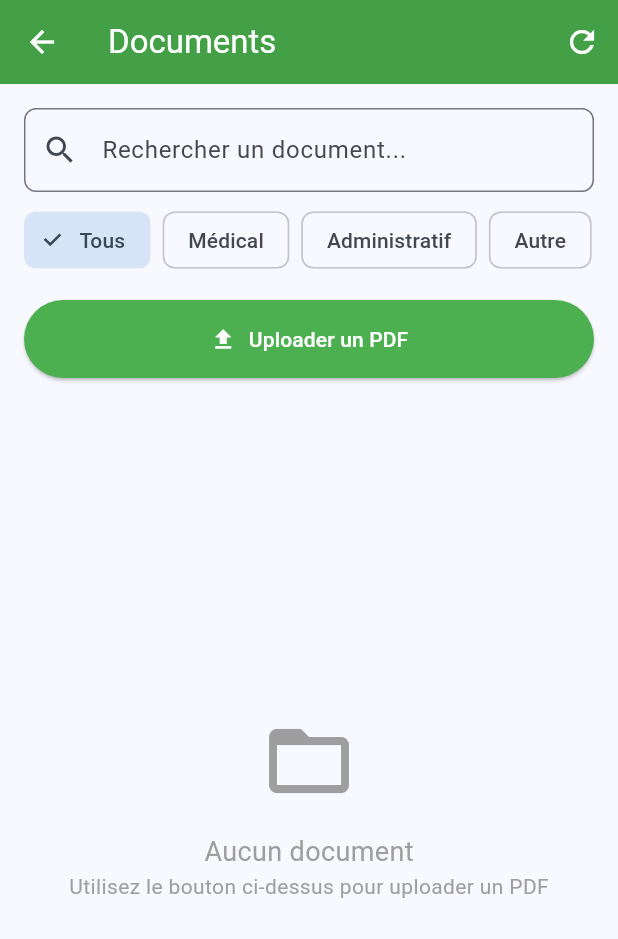
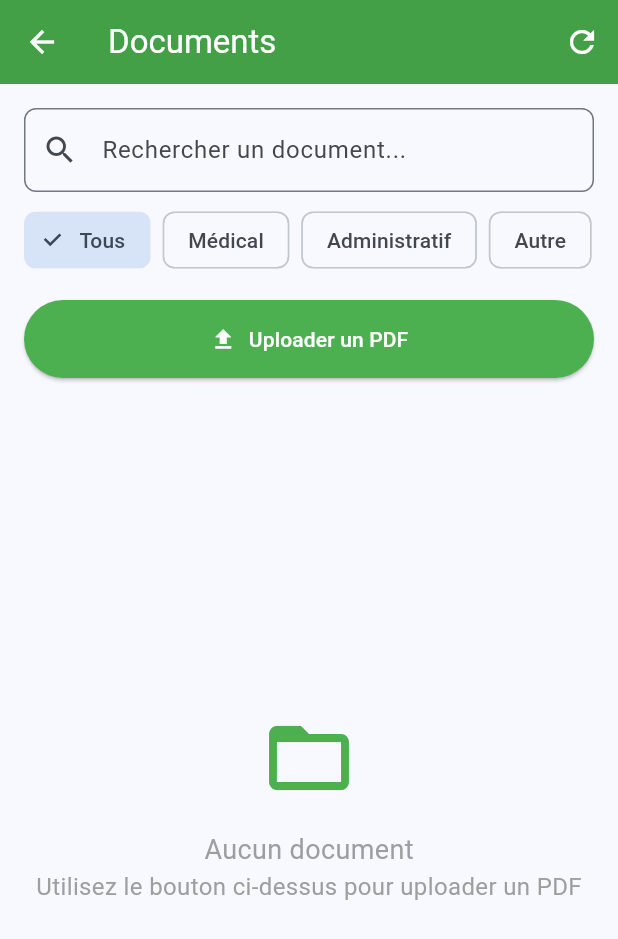
Before and after one commit to arkalia-luna-system/arkalia-cia, a Flutter app: the screen it shows after launch, after a tap on "Documents", on a phone screen of 412 x 824 dp. Shown: the top 939 px of the screen. Run offline on Flutter 3.47's test engine with Material 3 defaults, Android fonts, the phone set to English and light mode, and no system bars; our stand-ins replace connectivity_plus, file_picker, flutter_contacts, flutter_local_notifications, flutter_secure_storage, local_auth and 4 more; missing offline and left inert: device_calendar, encrypt; network calls fail.

Commit message:
feat: Améliorations UX finales + Audit complet 18 novembre 2025
- ✅ Modification titre 'Assistant Personnel' → 'Assistant Santé Personnel' avec sous-titre
- ✅ Colorisation icônes empty states (Documents=vert, Santé=rouge, Rappels=orange, Infos médicales=rouge)
- ✅ Augmentation tailles textes descriptifs à 16sp minimum (empty states, ARIA, settings)
- ✅ Augmentation fontSize subtitles boutons home de 12sp à 14sp
- ✅ Création audit complet détaillé (docs/AUDIT_COMPLET_18_NOVEMBRE_2025.md)
- ✅ Mise à jour RELEASE_CHECKLIST.md avec métriques et statut bugs critiques
- ✅ Mise à jour README.md avec statut production-ready 95%

Bugs critiques: Tous corrigés ✅
Production-Ready: 95% ✅

```diff
--- a/arkalia_cia/lib/screens/aria_screen.dart
+++ b/arkalia_cia/lib/screens/aria_screen.dart
@@ -227,7 +227,7 @@ class _ARIAScreenState extends State<ARIAScreen> {
             const Text(
               'ARKALIA ARIA est votre laboratoire de recherche santé personnel. '
               'Il vous permet de :',
-              style: TextStyle(fontSize: 14),
+              style: TextStyle(fontSize: 16),
             ),
             const SizedBox(height: 8),
             const Text(
@@ -235,7 +235,7 @@ class _ARIAScreenState extends State<ARIAScreen> {
               '• Analyser vos patterns avec l\'IA\n'
               '• Prédire les épisodes difficiles\n'
               '• Exporter vos données pour votre psychologue',
-              style: TextStyle(fontSize: 14),
+              style: TextStyle(fontSize: 16),
             ),
           ],
         ),
--- a/arkalia_cia/lib/screens/documents_screen.dart
+++ b/arkalia_cia/lib/screens/documents_screen.dart
@@ -421,7 +421,7 @@ class _DocumentsScreenState extends State<DocumentsScreen> {
                             Icon(
                               Icons.folder_open,
                               size: 64,
-                              color: Colors.grey,
+                              color: Colors.green,
                             ),
                             SizedBox(height: 16),
                             Text(
@@ -433,7 +433,10 @@ class _DocumentsScreenState extends State<DocumentsScreen> {
                             ),
                             Text(
                               'Utilisez le bouton ci-dessus pour uploader un PDF',
-                              style: TextStyle(color: Colors.grey),
+                              style: TextStyle(
+                                color: Colors.grey,
+                                fontSize: 16,
+                              ),
                             ),
                           ],
                         ),
--- a/arkalia_cia/lib/screens/home_page.dart
+++ b/arkalia_cia/lib/screens/home_page.dart
@@ -140,11 +140,20 @@ class _HomePageState extends State<HomePage> {
             else ...[
               // Titre principal
               const Text(
-                'Assistant Personnel',
+                'Assistant Santé Personnel',
                 style: TextStyle(
                   fontSize: 24,
                   fontWeight: FontWeight.bold,
                   color: Colors.blue,
+                ),
+              ),
+              const SizedBox(height: 4),
+              const Text(
+                'Votre santé au quotidien',
+                style: TextStyle(
+                  fontSize: 14,
+                  color: Colors.grey,
+                  fontStyle: FontStyle.italic,
                 ),
               ),
               const SizedBox(height: 16),
--- a/arkalia_cia/lib/screens/settings_screen.dart
+++ b/arkalia_cia/lib/screens/settings_screen.dart
@@ -178,7 +178,7 @@ class _SettingsScreenState extends State<SettingsScreen> {
                         ? Chip(
                             label: Text(
                               '${_lastSyncStats!['docs'] ?? 0} docs, ${_lastSyncStats!['reminders'] ?? 0} rappels, ${_lastSyncStats!['contacts'] ?? 0} contacts',
-                              style: const TextStyle(fontSize: 11),
+                              style: const TextStyle(fontSize: 14),
                             ),
                             backgroundColor: Colors.green[100],
                           )
--- a/arkalia_cia/lib/widgets/emergency_info_card.dart
+++ b/arkalia_cia/lib/widgets/emergency_info_card.dart
@@ -26,7 +26,7 @@ class EmergencyInfoCard extends StatelessWidget {
               Icon(
                 Icons.medical_information_outlined,
                 size: 48,
-                color: Colors.grey.shade400,
+                color: Colors.red.shade600,
               ),
               const SizedBox(height: 16),
               Text(
@@ -42,6 +42,7 @@ class EmergencyInfoCard extends StatelessWidget {
                 textAlign: TextAlign.center,
                 style: TextStyle(
                   color: Colors.grey.shade500,
+                  fontSize: 16,
                 ),
               ),
               const SizedBox(height: 16),
```
Also changed, not shown: arkalia_cia/lib/screens/health_screen.dart (+5 -2 lines), arkalia_cia/lib/screens/reminders_screen.dart (+5 -2 lines), 3 other files.
